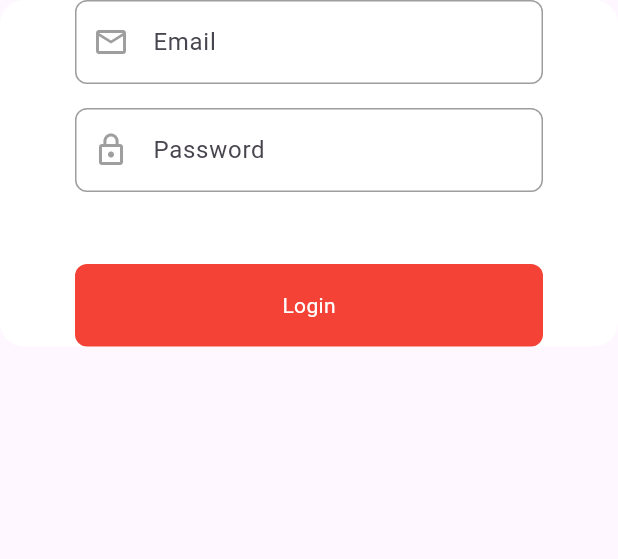
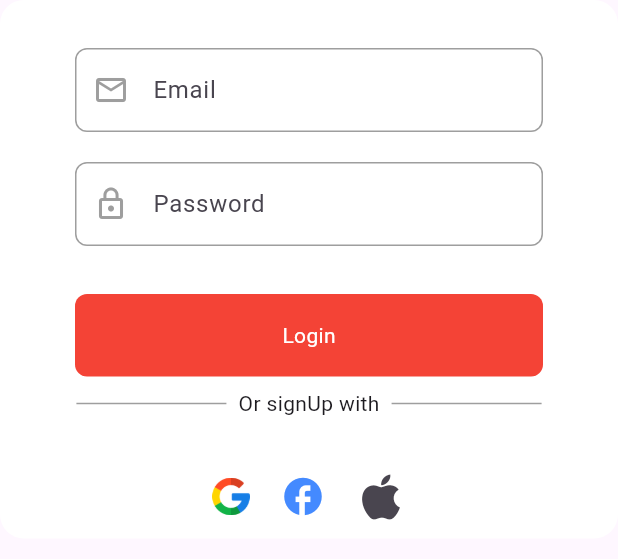
Before and after one commit to TechnoTitans-FitFat/FitFat-Flutter, a Flutter app: the Login widget shown alone on an empty page, opened directly, on a phone screen of 412 x 824 dp. Shown: the top 559 px of the screen. Run offline on Flutter 3.47's test engine with Material 3 defaults, Android fonts, the phone set to English and light mode, and no system bars; drawn by our look-alikes of modal_progress_hud_nsn; our stand-ins replace firebase_auth, firebase_core, flutter_bloc, font_awesome_flutter, get, shared_preferences; accounts and stored records are empty.

```diff
--- a/lib/features/auth/presintation/Wedgets/Customs/snack_bar.dart
+++ b/lib/features/auth/presintation/Wedgets/Customs/snack_bar.dart
@@ -1,5 +1,4 @@
 import 'package:flutter/material.dart';
-
 
 void ShowSnackBar(BuildContext context, massage) {
   ScaffoldMessenger.of(context)
--- a/lib/features/auth/presintation/views/login_view.dart
+++ b/lib/features/auth/presintation/views/login_view.dart
@@ -1,7 +1,7 @@
-import 'package:firebase_auth/firebase_auth.dart';
 import 'package:fitfat/features/auth/data/Cubit/blocs/auth_bloc/login_cubit.dart';
 import 'package:fitfat/features/auth/presintation/Wedgets/Customs/Custom_Button.dart';
 import 'package:fitfat/features/auth/presintation/Wedgets/Customs/Custom_TextField.dart';
+import 'package:fitfat/features/auth/presintation/Wedgets/Customs/snack_bar.dart';
 import 'package:flutter/material.dart';
 import 'package:flutter_bloc/flutter_bloc.dart';
 import 'package:modal_progress_hud_nsn/modal_progress_hud_nsn.dart';
@@ -40,6 +40,7 @@ class Login extends StatelessWidget {
                 key: formKey,
                 child: Column(
                   children: [
+                    SizedBox(height: 32,),
                     CustomTextField(
                       onchange: (data) {
                         email = data;
@@ -47,8 +48,8 @@ class Login extends StatelessWidget {
                       hint: 'Email',
                       icon: Icons.email_outlined,
                     ),
-                    SizedBox(
-                      height: 16,
+                    const SizedBox(
+                      height: 20,
                     ),
                     CustomTextField(
                       onchange: (data) {
@@ -57,10 +58,7 @@ class Login extends StatelessWidget {
                       hint: 'Password',
                       icon: Icons.lock_outline,
                     ),
-                    SizedBox(
-                      height: 16,
-                    ),
-                    SizedBox(
+                    const SizedBox(
                       height: 32,
                     ),
                     CustomBottom(
@@ -71,6 +69,49 @@ class Login extends StatelessWidget {
                         }
                       },
                     ),
+                    Padding(
+                      padding: const EdgeInsets.symmetric(horizontal: 50),
+                      child: Row(
+                        mainAxisAlignment: MainAxisAlignment.center,
+                        children: [
+                          Container(width: 100,child: const Divider(color: Colors.grey, height: 8),),
+                          const Padding(
+                            padding: EdgeInsets.all(8.0),
+                            child: Text('Or signUp with'),
+                          ),
+                          Container(width: 100,child: const Divider(color: Colors.grey, height: 8),),
+                        ],
+                      ),
+                    ),
+                    const SizedBox(
+                      height: 16,
+                    ),
+                    Row(
+                      mainAxisAlignment: MainAxisAlignment.center,
+                      children: [
+                        IconButton(
+                            onPressed: () {},
+                            icon: const SizedBox(
+                                width: 25,
+                                child: CircleAvatar(
+                                  backgroundColor: Colors.white,
+                                  child: Image(
+                                    image: AssetImage('imges/google.png'),
+                                  ),
+                                ))),
+                        IconButton(
+                          onPressed: () {},
+                          icon: const Icon(Icons.facebook,
+                              color: Colors.blueAccent, size: 30),
+                        ),
+                        IconButton(
+                            onPressed: () {},
+                            icon: const Icon(
+                              Icons.apple_outlined,
+                              size: 40,
+                            )),
+                      ],
+                    )
                   ],
                 ),
               ),
@@ -80,9 +121,4 @@ class Login extends StatelessWidget {
       ),
     );
   }
-
-  void ShowSnackBar(BuildContext context, massage) {
-    ScaffoldMessenger.of(context)
-        .showSnackBar(SnackBar(content: Text(massage)));
-  }
 }
--- a/lib/main.dart
+++ b/lib/main.dart
@@ -6,7 +6,6 @@ import 'package:fitfat/firebase_options.dart';
 import 'package:flutter/material.dart';
 import 'package:flutter_bloc/flutter_bloc.dart';
 import 'package:get/get_navigation/src/root/get_material_app.dart';
-
 
 void main()  {
   WidgetsFlutterBinding.ensureInitialized();
```
Also changed, not shown: lib/features/auth/presintation/Wedgets/Customs/custom_animated_toggle.dart (+56 -28 lines), lib/features/auth/presintation/views/login_and_register_view.dart (+14 -14 lines), lib/features/auth/presintation/views/sign_up_view.dart (+4 -3 lines), lib/features/auth/data/Cubit/blocs/auth_bloc/login_cubit.dart (line endings or trailing spaces), lib/features/auth/data/Cubit/blocs/auth_bloc/sign_up_cubit.dart (line endings or trailing spaces).
